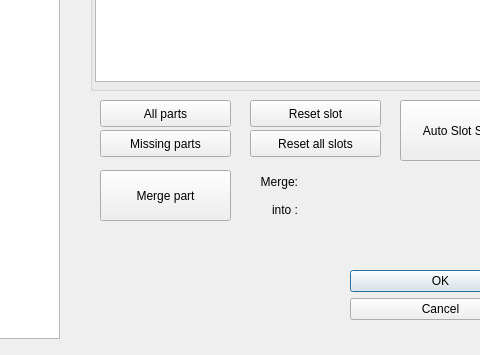
Old version of the form pap_gui/ui/slotselectordialog.ui in the repository JohanVer/PAP2015; both pictures show x 520 to 1000 and y 410 to 765 of the 1087 by 765 pixel window.
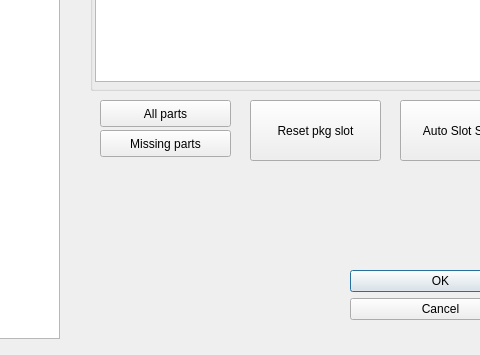
New version of the form. Custom widgets are drawn as their Qt base class.

Commit message: Slot wizard functionalities finished, including auto-slot-selection according to part size

The edit to the form file:
```diff
--- a/pap_gui/ui/slotselectordialog.ui
+++ b/pap_gui/ui/slotselectordialog.ui
@@ -143,19 +143,6 @@
     <bool>true</bool>
    </property>
   </widget>
-  <widget class="QPushButton" name="mergeButton">
-   <property name="geometry">
-    <rect>
-     <x>620</x>
-     <y>580</y>
-     <width>131</width>
-     <height>51</height>
-    </rect>
-   </property>
-   <property name="text">
-    <string>Merge part</string>
-   </property>
-  </widget>
   <widget class="QPushButton" name="showAllPartsButton">
    <property name="geometry">
     <rect>
@@ -188,78 +175,11 @@
      <x>770</x>
      <y>510</y>
      <width>131</width>
-     <height>27</height>
+     <height>61</height>
     </rect>
    </property>
    <property name="text">
-    <string>Reset slot</string>
-   </property>
-  </widget>
-  <widget class="QWidget" name="horizontalLayoutWidget">
-   <property name="geometry">
-    <rect>
-     <x>760</x>
-     <y>580</y>
-     <width>121</width>
-     <height>51</height>
-    </rect>
-   </property>
-   <layout class="QHBoxLayout" name="horizontalLayout">
-    <item>
-     <layout class="QVBoxLayout" name="verticalLayout">
-      <item>
-       <widget class="QLabel" name="label_6">
-        <property name="text">
-         <string>Merge:</string>
-        </property>
-        <property name="alignment">
-         <set>Qt::AlignRight|Qt::AlignTrailing|Qt::AlignVCenter</set>
-        </property>
-       </widget>
-      </item>
-      <item>
-       <widget class="QLabel" name="label_5">
-        <property name="text">
-         <string>into :</string>
-        </property>
-        <property name="alignment">
-         <set>Qt::AlignRight|Qt::AlignTrailing|Qt::AlignVCenter</set>
-        </property>
-       </widget>
-      </item>
-     </layout>
-    </item>
-    <item>
-     <layout class="QVBoxLayout" name="verticalLayout_2">
-      <item>
-       <widget class="QLabel" name="label_merge1">
-        <property name="text">
-         <string/>
-        </property>
-       </widget>
-      </item>
-      <item>
-       <widget class="QLabel" name="label_merge2">
-        <property name="text">
-         <string/>
-        </property>
-       </widget>
-      </item>
-     </layout>
-    </item>
-   </layout>
-  </widget>
-  <widget class="QPushButton" name="mergeButton_2">
-   <property name="geometry">
-    <rect>
-     <x>770</x>
-     <y>540</y>
-     <width>131</width>
-     <height>27</height>
-    </rect>
-   </property>
-   <property name="text">
-    <string>Reset all slots</string>
+    <string>Reset pkg slot</string>
    </property>
   </widget>
   <widget class="QPushButton" name="autoSlotSelectButton">
```
The commit also changes 4 other files.
